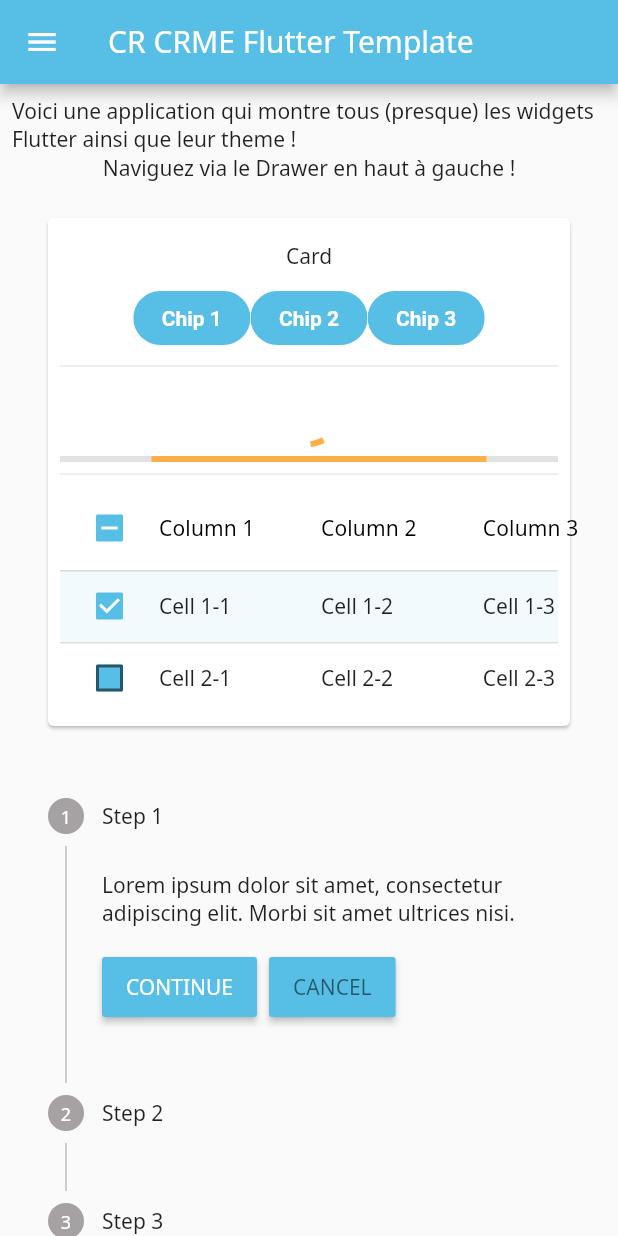
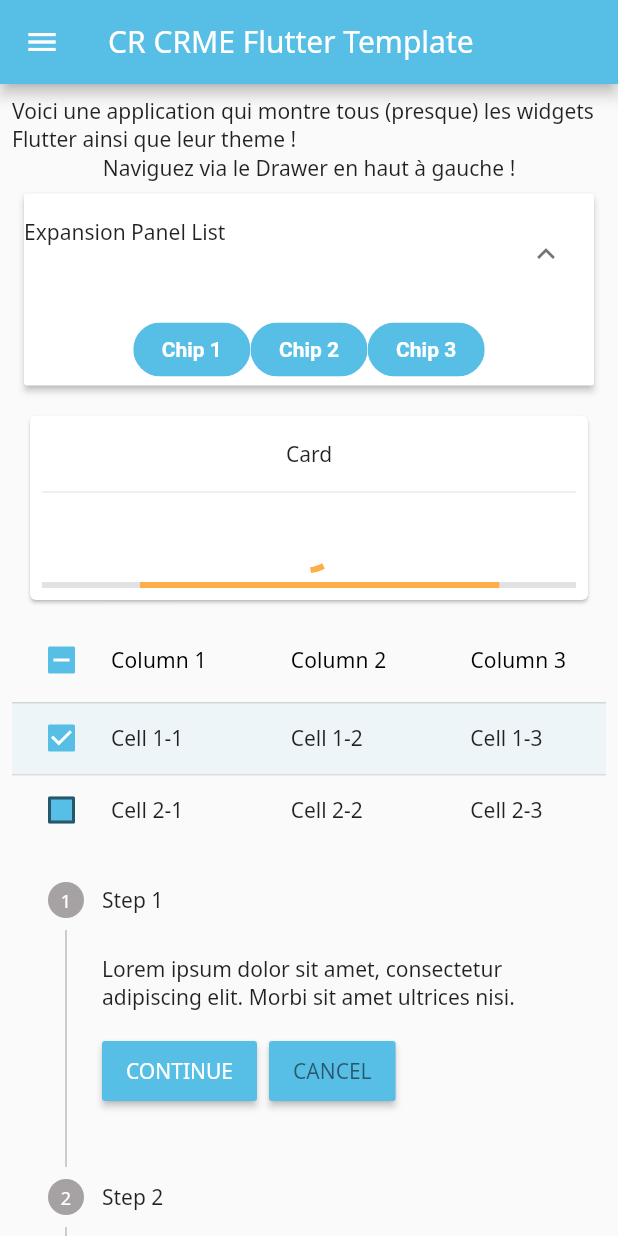
Before and after one commit to cr-crme/crcrme_material_theme, a Flutter app: the screen it shows after launch, on a phone screen of 412 x 824 dp. Run offline on Flutter 3.47's test engine with Material 2 defaults, Android fonts, the phone set to English and light mode, and no system bars.

Commit message:
Fixed some errors and added an ExpansionPanel

```diff
--- a/lib/screens/home.dart
+++ b/lib/screens/home.dart
@@ -15,6 +15,7 @@ class Home extends StatefulWidget {
 class _HomeState extends State<Home> {
   List<bool> _selected = [true, false];
   int _currentStep = 0;
+  bool expansionPanel = true;
 
   @override
   Widget build(BuildContext context) {
@@ -23,22 +24,27 @@ class _HomeState extends State<Home> {
         title: const Text("CR CRME Flutter Template"),
       ),
       drawer: Drawer(
-          child: Column(
+          child: Scaffold(
+              appBar: AppBar(),
+              body: Column(
                 children: [
                   ListTile(
                     title: const Text("Button Showcase"),
-            onTap: () => Navigator.pushNamed(context, ButtonShowcase.routeName),
+                    onTap: () =>
+                        Navigator.pushNamed(context, ButtonShowcase.routeName),
                   ),
                   ListTile(
                     title: const Text("Input Showcase"),
-            onTap: () => Navigator.pushNamed(context, InputShowcase.routeName),
+                    onTap: () =>
+                        Navigator.pushNamed(context, InputShowcase.routeName),
                   ),
                   ListTile(
                     title: const Text("Dialog Showcase"),
-            onTap: () => Navigator.pushNamed(context, DialogShowcase.routeName),
+                    onTap: () =>
+                        Navigator.pushNamed(context, DialogShowcase.routeName),
                   ),
                 ],
-      )),
+              ))),
       body: SingleChildScrollView(
         padding: const EdgeInsets.all(8.0),
         child: Center(
@@ -48,34 +54,56 @@ class _HomeState extends State<Home> {
                 "Voici une application qui montre tous (presque) les widgets Flutter ainsi que leur theme !"),
             const Text("Naviguez via le Drawer en haut à gauche !"),
             Padding(
-              padding: const EdgeInsets.all(20.0),
-              child: Card(
-                child: Padding(
               padding: const EdgeInsets.all(8.0),
-                  child: Column(
+              child: ExpansionPanelList(
+                  expansionCallback: (int panelIndex, bool isExpanded) {
+                    setState(() {
+                      expansionPanel = !isExpanded;
+                    });
+                  },
                   children: [
-                      const Padding(
-                        padding: EdgeInsets.all(8.0),
-                        child: Text("Card"),
-                      ),
-                      Row(
+                    ExpansionPanel(
+                        isExpanded: expansionPanel,
+                        canTapOnHeader: true,
+                        headerBuilder: (BuildContext context, bool open) =>
+                            const Text("Expansion Panel List"),
+                        body: Row(
                           mainAxisAlignment: MainAxisAlignment.center,
                           children: const [
                             Chip(label: Text("Chip 1")),
                             Chip(label: Text("Chip 2")),
                             Chip(label: Text("Chip 3"))
                           ],
+                        ))
+                  ]),
             ),
-                      const Divider(),
-                      const Padding(
+            Padding(
+              padding: const EdgeInsets.all(8.0),
+              child: Card(
+                child: Padding(
+                  padding: const EdgeInsets.all(8.0),
+                  child: Column(
+                    children: const [
+                      Padding(
+                        padding: EdgeInsets.all(8.0),
+                        child: Text("Card"),
+                      ),
+                      Divider(),
+                      Padding(
                         padding: EdgeInsets.all(8.0),
                         child: CircularProgressIndicator(),
                       ),
-                      const LinearProgressIndicator(
+                      LinearProgressIndicator(
                         value: null,
                       ),
-                      const Divider(),
-                      DataTable(
+                    ],
+                  ),
+                ),
+              ),
+            ),
+            SingleChildScrollView(
+              scrollDirection: Axis.horizontal,
+              child: DataTable(
                   onSelectAll: (value) {
                     setState(() {
                       _selected = [value!, value];
@@ -84,7 +112,9 @@ class _HomeState extends State<Home> {
                   columns: const [
                     DataColumn(label: Text("Column 1")),
                     DataColumn(label: Text("Column 2")),
-                            DataColumn(label: Text("Column 3"))
+                    DataColumn(label: Text("Column 3")),
+                    DataColumn(label: Text("Column 4")),
+                    DataColumn(label: Text("Column 5"))
                   ],
                   rows: [
                     DataRow(
@@ -97,7 +127,9 @@ class _HomeState extends State<Home> {
                         cells: const [
                           DataCell(Text("Cell 1-1")),
                           DataCell(Text("Cell 1-2")),
-                                  DataCell(Text("Cell 1-3"))
+                          DataCell(Text("Cell 1-3")),
+                          DataCell(Text("Cell 1-4")),
+                          DataCell(Text("Cell 1-5"))
                         ]),
                     DataRow(
                         selected: _selected[1],
@@ -109,19 +141,17 @@ class _HomeState extends State<Home> {
                         cells: const [
                           DataCell(Text("Cell 2-1")),
                           DataCell(Text("Cell 2-2")),
-                                  DataCell(Text("Cell 2-3"))
+                          DataCell(Text("Cell 2-3")),
+                          DataCell(Text("Cell 2-4")),
+                          DataCell(Text("Cell 2-5"))
                         ])
-                          ])
-                    ],
-                  ),
-                ),
-              ),
+                  ]),
             ),
             Stepper(
                 currentStep: _currentStep,
                 onStepContinue: () {
                   setState(() {
-                    _currentStep += 1;
+                    _currentStep = (_currentStep + 1) % 3;
                   });
                 },
                 onStepCancel: () {
```
Lines whose indentation alone changed are shown as unchanged.
